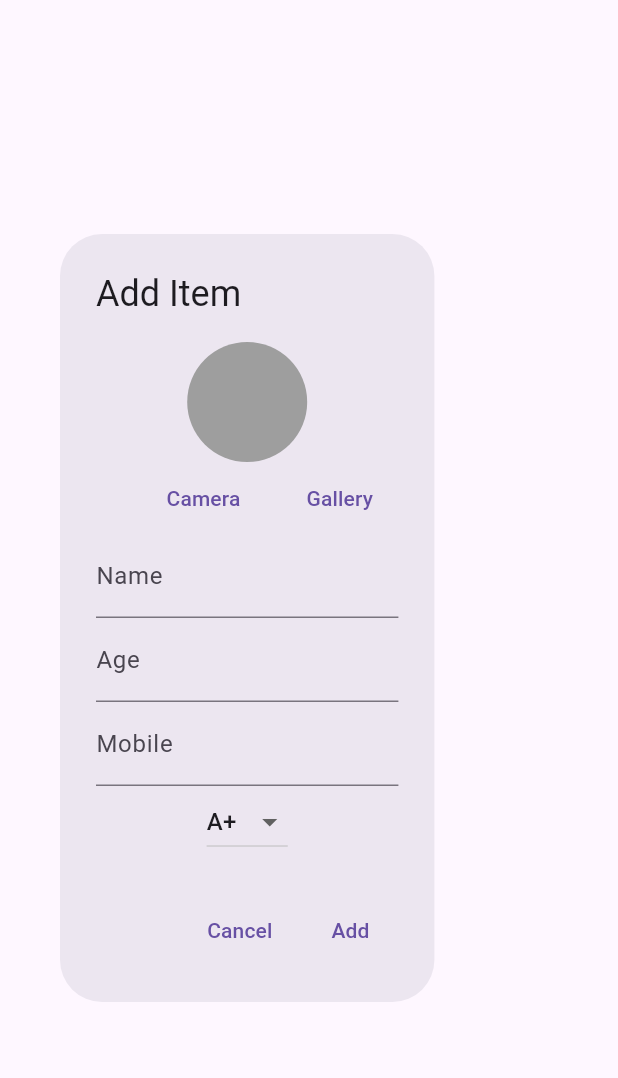
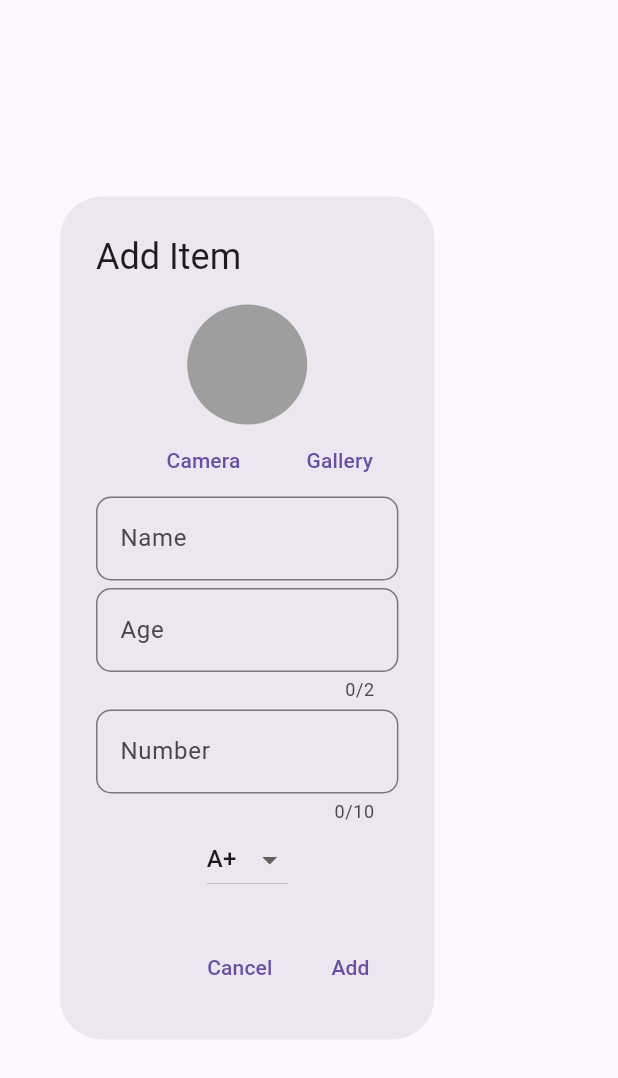
Before and after one commit to abhijithn585/blood-donation-data-firebase, a Flutter app: the AddingDialogue widget shown alone on an empty page, opened directly, on a phone screen of 412 x 824 dp. Shown: the top 1078 px of the screen. Run offline on Flutter 3.47's test engine with Material 3 defaults, Android fonts, the phone set to English and light mode, and no system bars; our stand-ins replace cloud_firestore, firebase_core, firebase_storage, google_fonts, image_picker; missing offline and left inert: dart:ffi; accounts and stored records are empty.

```diff
--- a/lib/controller/data_provider.dart
+++ b/lib/controller/data_provider.dart
@@ -16,7 +16,7 @@ class DataProvider extends ChangeNotifier {
   imageAdder(image) async {
     try {
       Reference imagefolder = service.main.child('images');
-      Reference uploadimage = imagefolder.child("${imagename}.jpg");
+      Reference uploadimage = imagefolder.child("$imagename.jpg");
       await uploadimage.putFile(image);
       downloadurl = await uploadimage.getDownloadURL();
       print(downloadurl);
--- a/lib/helpers/textfield.dart
+++ /dev/null
@@ -1,9 +0,0 @@
-import 'package:flutter/material.dart';
-
-TextFormField textFields(
-    {required TextEditingController controller, required String text}) {
-  return TextFormField(
-    controller: controller,
-    decoration: InputDecoration(labelText: text),
-  );
-}
--- a/lib/main.dart
+++ b/lib/main.dart
@@ -1,6 +1,6 @@
 import 'package:b/controller/data_provider.dart';
 import 'package:b/controller/home_provider.dart';
-import 'package:b/firebase_options.dart';
+import 'package:b/service/firebase_options.dart';
 import 'package:b/view/home.dart';
 import 'package:firebase_core/firebase_core.dart';
 import 'package:flutter/material.dart';
@@ -22,7 +22,7 @@ class MyApp extends StatelessWidget {
         ChangeNotifierProvider(create: (context) => DataProvider()),
         ChangeNotifierProvider(create: (context) => HomeProviders())
       ],
-      child: MaterialApp(
+      child: const MaterialApp(
         home: HomePage(),
         debugShowCheckedModeBanner: false,
       ),
--- a/lib/model/data_model.dart
+++ b/lib/model/data_model.dart
@@ -1,6 +1,3 @@
-import 'dart:ffi';
-import 'package:cloud_firestore/cloud_firestore.dart';
-
 class DataModel {
   String? name;
   String? age;
--- a/lib/view/home.dart
+++ b/lib/view/home.dart
@@ -8,7 +8,7 @@ import 'package:google_fonts/google_fonts.dart';
 import 'package:provider/provider.dart';
 
 class HomePage extends StatelessWidget {
-  HomePage({Key? key}) : super(key: key);
+  const HomePage({Key? key}) : super(key: key);
 
   @override
   Widget build(BuildContext context) {
--- a/lib/view/widget/dialoge_box.dart
+++ b/lib/view/widget/dialoge_box.dart
@@ -2,7 +2,6 @@ import 'dart:io';
 
 import 'package:b/controller/data_provider.dart';
 import 'package:b/controller/home_provider.dart';
-import 'package:b/helpers/textfield.dart';
 import 'package:b/model/data_model.dart';
 import 'package:b/view/widget/dropdown.dart';
 import 'package:flutter/material.dart';
@@ -21,10 +20,10 @@ class AddingDialogue extends StatelessWidget {
 
   @override
   Widget build(BuildContext context) {
-    return Container(
+    return SizedBox(
       width: MediaQuery.of(context).size.width * 0.8,
       child: AlertDialog(
-        title: Text('Add Item'),
+        title: const Text('Add Item'),
         content: SingleChildScrollView(
           child: Consumer<HomeProviders>(
             builder: (context, provider, child) => Column(
@@ -44,7 +43,7 @@ class AddingDialogue extends StatelessWidget {
                 ),
                 Row(
                   children: [
-                    SizedBox(
+                    const SizedBox(
                       width: 35,
                     ),
                     TextButton(
@@ -52,9 +51,9 @@ class AddingDialogue extends StatelessWidget {
                         Provider.of<HomeProviders>(context, listen: false)
                             .getCam(ImageSource.camera);
                       },
-                      child: Text('Camera'),
+                      child: const Text('Camera'),
                     ),
-                    SizedBox(
+                    const SizedBox(
                       width: 20,
                     ),
                     TextButton(
@@ -62,27 +61,61 @@ class AddingDialogue extends StatelessWidget {
                         Provider.of<HomeProviders>(context, listen: false)
                             .getCam(ImageSource.gallery);
                       },
-                      child: Text('Gallery'),
+                      child: const Text('Gallery'),
                     ),
                   ],
                 ),
-                textFields(controller: nameController, text: 'Name'),
-                textFields(controller: ageController, text: 'Age'),
-                textFields(controller: phoneController, text: 'Mobile'),
-                DropDown()
+                TextFormField(
+                  controller: nameController,
+                  decoration: InputDecoration(
+                    hintText: 'Name',
+                    border: OutlineInputBorder(
+                      borderRadius: BorderRadius.circular(10),
+                    ),
+                  ),
+                ),
+                const SizedBox(
+                  height: 5,
+                ),
+                TextFormField(
+                  controller: ageController,
+                  decoration: InputDecoration(
+                    hintText: 'Age',
+                    border: OutlineInputBorder(
+                      borderRadius: BorderRadius.circular(10),
+                    ),
+                  ),
+                  keyboardType: TextInputType.number,
+                  maxLength: 2,
+                ),
+                const SizedBox(
+                  height: 5,
+                ),
+                TextFormField(
+                  controller: phoneController,
+                  decoration: InputDecoration(
+                    hintText: 'Number',
+                    border: OutlineInputBorder(
+                      borderRadius: BorderRadius.circular(10),
+                    ),
+                  ),
+                  keyboardType: TextInputType.number,
+                  maxLength: 10,
+                ),
+                const DropDown()
               ],
             ),
           ),
         ),
         actions: [
           TextButton(
-            child: Text('Cancel'),
+            child: const Text('Cancel'),
             onPressed: () {
               Navigator.of(context).pop();
             },
           ),
           TextButton(
-            child: Text('Add'),
+            child: const Text('Add'),
             onPressed: () {
               addData(context);
               Navigator.of(context).pop();
```
Also changed, not shown: lib/view/widget/edit_delete.dart (+6 -6 lines), lib/view/widget/edit_dialogue.dart (+50 -14 lines).
